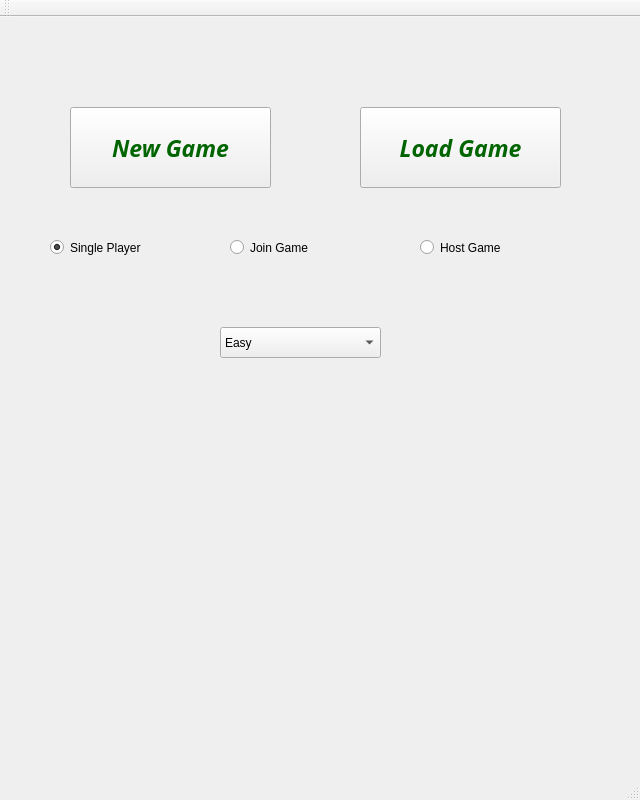
ThyberZee/earthdefense, file mainwindow.ui: the form before one commit.
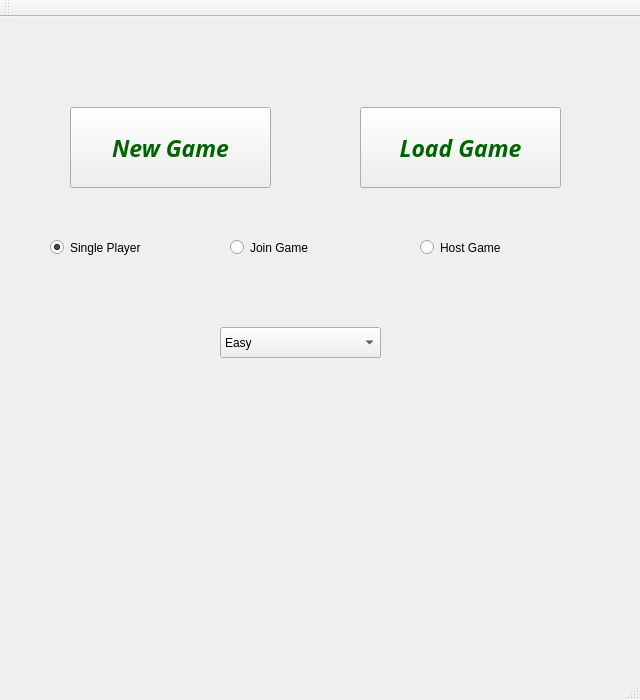
The form after the commit. Icons and pictures are not drawn.

Commit message: working on starting new game and loading a game from InGame. Change window height to 700, optimized trackingprojectile.cpp

Diff of the .ui file:
```diff
--- a/mainwindow.ui
+++ b/mainwindow.ui
@@ -7,7 +7,7 @@
     <x>0</x>
     <y>0</y>
     <width>640</width>
-    <height>800</height>
+    <height>700</height>
    </rect>
   </property>
   <property name="windowTitle">
```
The commit also changes 6 other files.
